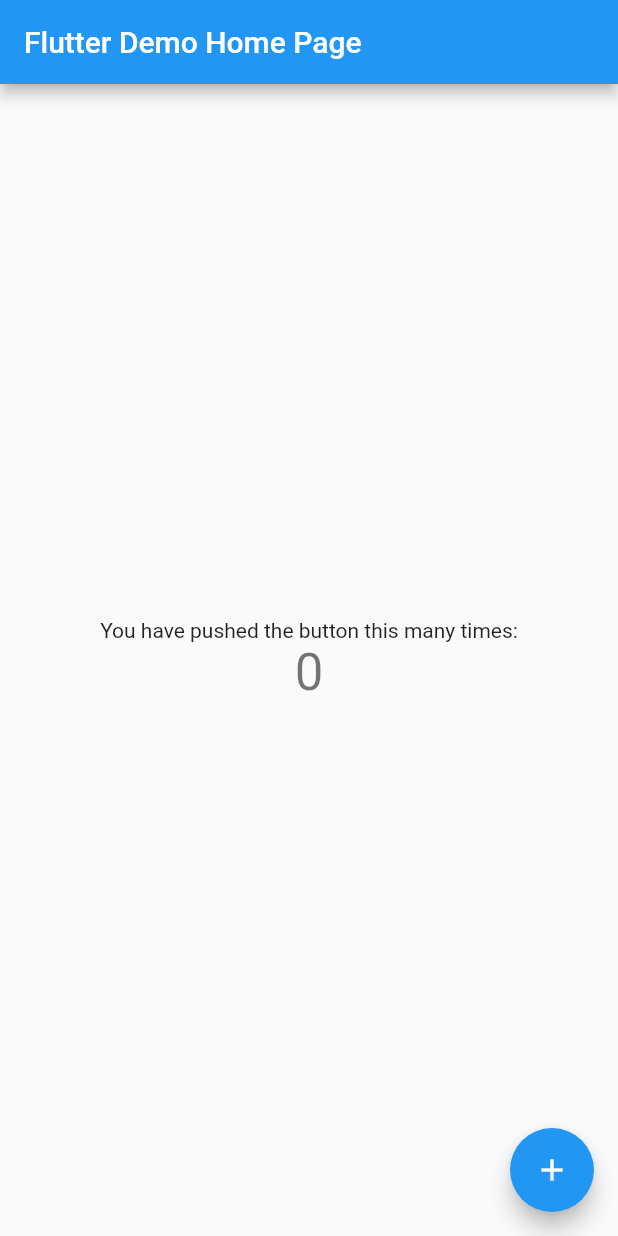
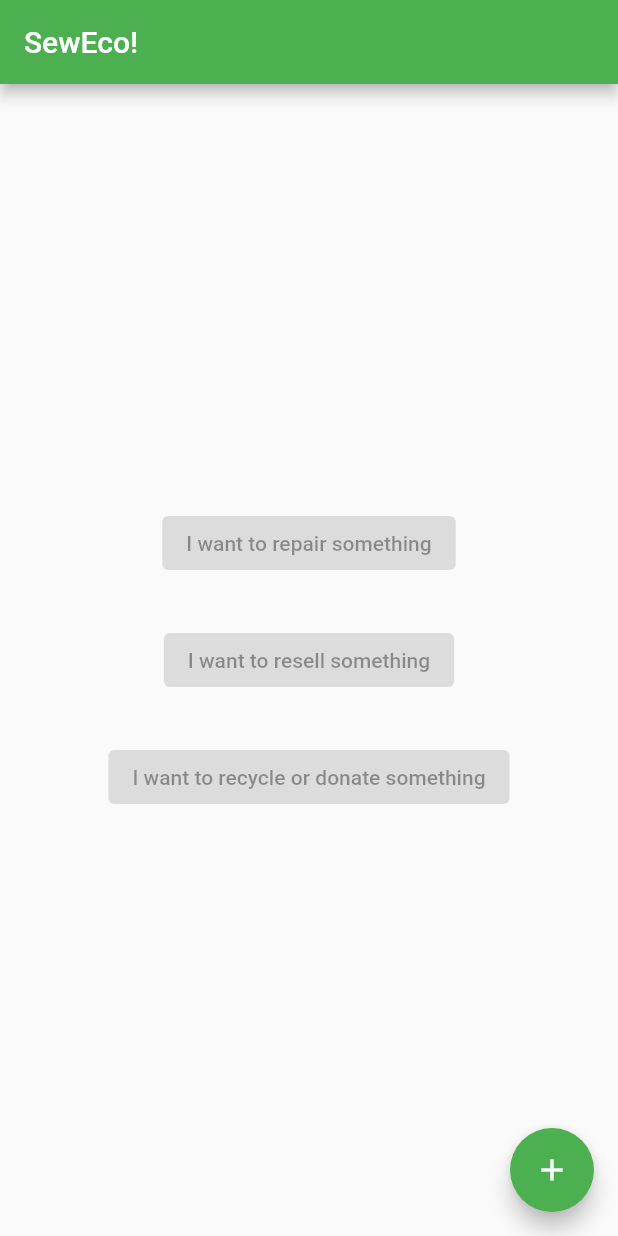
Before and after one commit to bfm404/callforcode-seweco, a Flutter app: the screen it shows after launch, on a phone screen of 412 x 824 dp. Run offline on Flutter 3.47's test engine with Material 2 defaults, Android fonts, the light colour scheme and no system bars.

Commit message:
add buttons for repair, recycle and resell

```diff
--- a/seweco/lib/main.dart
+++ b/seweco/lib/main.dart
@@ -9,7 +9,7 @@
   @override
   Widget build(BuildContext context) {
     return MaterialApp(
-      title: 'Flutter Demo',
+      title: 'SewEco',
       theme: ThemeData(
         // This is the theme of your application.
         //
@@ -20,9 +20,12 @@
         // or simply save your changes to "hot reload" in a Flutter IDE).
         // Notice that the counter didn't reset back to zero; the application
         // is not restarted.
-        primarySwatch: Colors.blue,
+        primarySwatch: Colors.green,
       ),
-      home: MyHomePage(title: 'Flutter Demo Home Page'),
+      home: MyHomePage(title: 'SewEco!'),
+      routes: {
+        '/repair': (context) => RepairOptionsScreen()
+      }
     );
   }
 }
@@ -93,13 +96,20 @@
           // horizontal).
           mainAxisAlignment: MainAxisAlignment.center,
           children: <Widget>[
-            Text(
-              'You have pushed the button this many times:',
+            ElevatedButton(
+              onPressed: null,
+              child: const Text('I want to repair something')
             ),
-            Text(
-              '$_counter',
-              style: Theme.of(context).textTheme.headline4,
+            const SizedBox(height: 30),
+            ElevatedButton(
+              onPressed: null,
+              child: const Text('I want to resell something')
             ),
+            const SizedBox(height: 30),
+            ElevatedButton(
+              onPressed: null,
+              child: const Text('I want to recycle or donate something')
+            )
           ],
         ),
       ),
@@ -111,3 +121,12 @@
     );
   }
 }
+
+class RepairOptionsScreen extends StatelessWidget {
+  @override
+  Widget build(BuildContext context) {
+    return Scaffold(
+      backgroundColor: Colors.white,
+    );
+  }
+}
```
